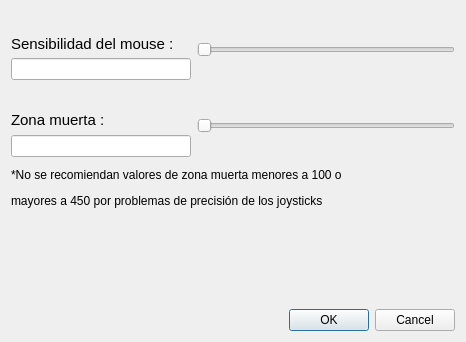
Old version of the form GUI/config.ui in the repository Hex4gono/PIP_Control.
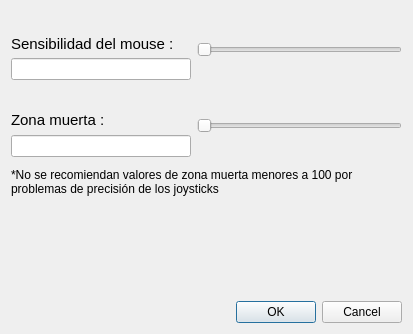
New version of the form.

What changed in the file:
```diff
--- a/GUI/config.ui
+++ b/GUI/config.ui
@@ -6,8 +6,8 @@
    <rect>
     <x>0</x>
     <y>0</y>
-    <width>466</width>
-    <height>342</height>
+    <width>413</width>
+    <height>334</height>
    </rect>
   </property>
   <property name="windowTitle">
@@ -235,9 +235,6 @@
            <height>40</height>
           </size>
          </property>
-         <property name="maximum">
-          <number>500</number>
-         </property>
          <property name="orientation">
           <enum>Qt::Horizontal</enum>
          </property>
@@ -248,7 +245,7 @@
      <item>
       <widget class="QLabel" name="notaZM">
        <property name="text">
-        <string>&lt;html&gt;&lt;head/&gt;&lt;body&gt;&lt;p align=&quot;justify&quot;&gt;*No se recomiendan valores de zona muerta menores a 100 o &lt;/p&gt;&lt;p align=&quot;justify&quot;&gt;mayores a 450 por problemas de precisión de los joysticks&lt;/p&gt;&lt;/body&gt;&lt;/html&gt;</string>
+        <string>&lt;html&gt;&lt;head/&gt;&lt;body&gt;&lt;p align=&quot;justify&quot;&gt;*No se recomiendan valores de zona muerta menores a 100 por &lt;br/&gt;problemas de precisión de los joysticks&lt;/p&gt;&lt;/body&gt;&lt;/html&gt;</string>
        </property>
        <property name="textFormat">
         <enum>Qt::AutoText</enum>
```
Left out of the diff: 40 changed lines with no effect on the pictures.
